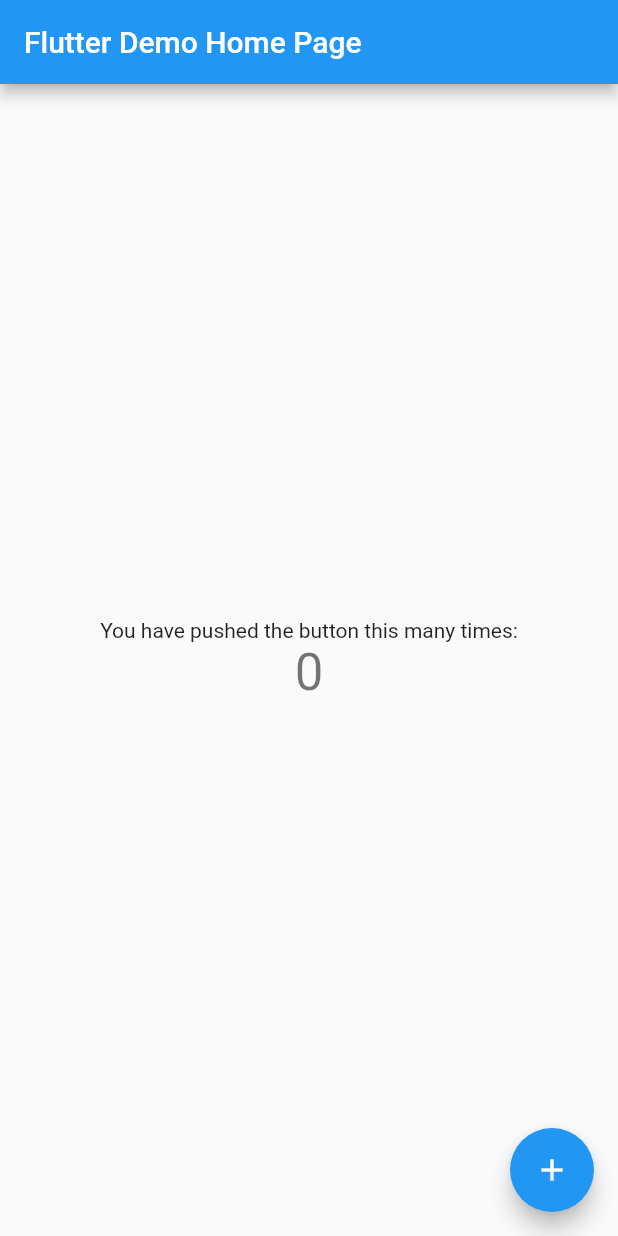
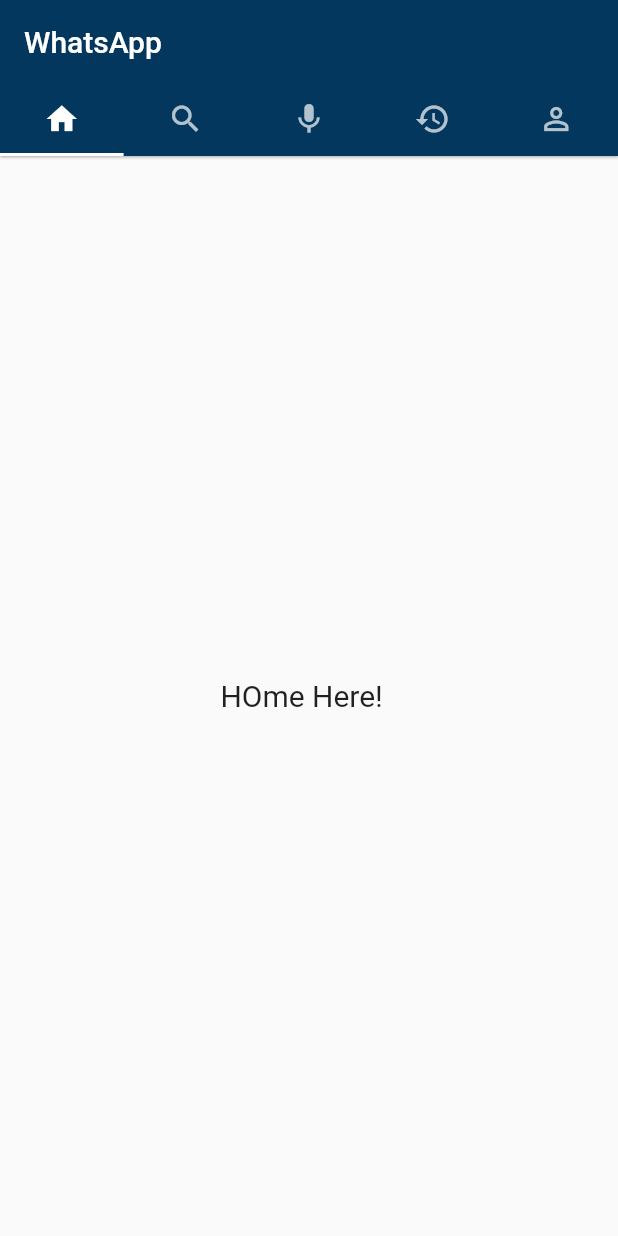
Before and after one commit to robincylee/learn_flutter, a Flutter app: the screen it shows after launch, on a phone screen of 412 x 824 dp. Run offline on Flutter 3.47's test engine with Material 2 defaults, Android fonts, the phone set to English and light mode, and no system bars.

Commit message:
added lib files

```diff
--- a/lib/main.dart
+++ b/lib/main.dart
@@ -1,117 +1,78 @@
 import 'package:flutter/material.dart';
+import './pages/record_page.dart';
+import 'pages/search_screen.dart';
+import 'pages/profile_page.dart';
+import 'pages/activity_history.dart';
+import 'pages/home_page.dart';
+//import
 
 void main() {
-  runApp(MyApp());
+  runApp(new MaterialApp(
+    home: new WhatsAppUiClone(),
+    title: 'WhatsApp',
+    theme: new ThemeData(
+      primaryColor: new Color(0xFF04375D),
+      accentColor: new Color(0xFF00935C),
+    ),
+  ));
 }
 
-class MyApp extends StatelessWidget {
-  // This widget is the root of your application.
+class WhatsAppUiClone extends StatefulWidget {
+  _WhatsAppUiClone createState() => new _WhatsAppUiClone();
+}
+
+class _WhatsAppUiClone extends State<WhatsAppUiClone>
+    with SingleTickerProviderStateMixin {
+  TabController _tabcontroller;
+
   @override
-  Widget build(BuildContext context) {
-    return MaterialApp(
-      title: 'Flutter Demo',
-      theme: ThemeData(
-        // This is the theme of your application.
-        //
-        // Try running your application with "flutter run". You'll see the
-        // application has a blue toolbar. Then, without quitting the app, try
-        // changing the primarySwatch below to Colors.green and then invoke
-        // "hot reload" (press "r" in the console where you ran "flutter run",
-        // or simply save your changes to "hot reload" in a Flutter IDE).
-        // Notice that the counter didn't reset back to zero; the application
-        // is not restarted.
-        primarySwatch: Colors.blue,
-        // This makes the visual density adapt to the platform that you run
-        // the app on. For desktop platforms, the controls will be smaller and
-        // closer together (more dense) than on mobile platforms.
-        visualDensity: VisualDensity.adaptivePlatformDensity,
-      ),
-      home: MyHomePage(title: 'Flutter Demo Home Page'),
+  void initState() {
+    super.initState();
+    _tabcontroller = new TabController(
+      vsync: this,
+      length: 5,
     );
   }
-}
-
-class MyHomePage extends StatefulWidget {
-  MyHomePage({Key key, this.title}) : super(key: key);
-
-  // This widget is the home page of your application. It is stateful, meaning
-  // that it has a State object (defined below) that contains fields that affect
-  // how it looks.
-
-  // This class is the configuration for the state. It holds the values (in this
-  // case the title) provided by the parent (in this case the App widget) and
-  // used by the build method of the State. Fields in a Widget subclass are
-  // always marked "final".
-
-  final String title;
 
   @override
-  _MyHomePageState createState() => _MyHomePageState();
-}
-
-class _MyHomePageState extends State<MyHomePage> {
-  int _counter = 0;
-
-  void _incrementCounter() {
-    setState(() {
-      // This call to setState tells the Flutter framework that something has
-      // changed in this State, which causes it to rerun the build method below
-      // so that the display can reflect the updated values. If we changed
-      // _counter without calling setState(), then the build method would not be
-      // called again, and so nothing would appear to happen.
-      _counter++;
-    });
+  void dispose() {
+    super.dispose();
+    _tabcontroller.dispose();
   }
 
   @override
   Widget build(BuildContext context) {
-    // This method is rerun every time setState is called, for instance as done
-    // by the _incrementCounter method above.
-    //
-    // The Flutter framework has been optimized to make rerunning build methods
-    // fast, so that you can just rebuild anything that needs updating rather
-    // than having to individually change instances of widgets.
-    return Scaffold(
-      appBar: AppBar(
-        // Here we take the value from the MyHomePage object that was created by
-        // the App.build method, and use it to set our appbar title.
-        title: Text(widget.title),
-      ),
-      body: Center(
-        // Center is a layout widget. It takes a single child and positions it
-        // in the middle of the parent.
-        child: Column(
-          // Column is also a layout widget. It takes a list of children and
-          // arranges them vertically. By default, it sizes itself to fit its
-          // children horizontally, and tries to be as tall as its parent.
-          //
-          // Invoke "debug painting" (press "p" in the console, choose the
-          // "Toggle Debug Paint" action from the Flutter Inspector in Android
-          // Studio, or the "Toggle Debug Paint" command in Visual Studio Code)
-          // to see the wireframe for each widget.
-          //
-          // Column has various properties to control how it sizes itself and
-          // how it positions its children. Here we use mainAxisAlignment to
-          // center the children vertically; the main axis here is the vertical
-          // axis because Columns are vertical (the cross axis would be
-          // horizontal).
-          mainAxisAlignment: MainAxisAlignment.center,
-          children: <Widget>[
-            Text(
-              'You have pushed the button this many times:',
+    return new Scaffold(
+      appBar: new AppBar(
+        backgroundColor: Theme.of(context).primaryColor,
+        title: new Text('WhatsApp'),
+        elevation: 0.7,
+        bottom: new TabBar(
+          controller: _tabcontroller,
+          indicatorColor: Colors.white,
+          tabs: <Tab>[
+            new Tab(
+              icon: new Icon(Icons.home),
             ),
-            Text(
-              '$_counter',
-              style: Theme.of(context).textTheme.headline4,
+            new Tab(
+              icon: new Icon(Icons.search),
             ),
+            new Tab(icon: new Icon(Icons.mic)),
+            new Tab(icon: new Icon(Icons.history)),
+            new Tab(icon: new Icon(Icons.perm_identity)),
           ],
         ),
       ),
-      floatingActionButton: FloatingActionButton(
-        onPressed: _incrementCounter,
-        tooltip: 'Increment',
-        child: Icon(Icons.add),
-      ), // This trailing comma makes auto-formatting nicer for build methods.
+      body: new TabBarView(
+        controller: _tabcontroller,
+        children: <Widget>[
+          new HomePage(),
+          new SearchScreen(),
+          new RecordPage(),
+          new ActivityHistory(),
+          new ProfilePage()
+        ],
+      ),
     );
   }
 }
--- /dev/null
+++ b/lib/pages/home_page.dart
@@ -0,0 +1,14 @@
+import 'package:flutter/material.dart';
+
+class HomePage extends StatelessWidget {
+  @override
+  Widget build(BuildContext context) {
+    return new Container(
+        child: new Center(
+      child: new Text(
+        'HOme Here!  ',
+        style: new TextStyle(fontSize: 20.0),
+      ),
+    ));
+  }
+}
```
Also changed, not shown: lib/pages/activity_history.dart (added, +14 -0 lines), lib/pages/profile_page.dart (added, +14 -0 lines), lib/pages/record_page.dart (added, +14 -0 lines), lib/pages/search_screen.dart (added, +14 -0 lines), 1 other file.
